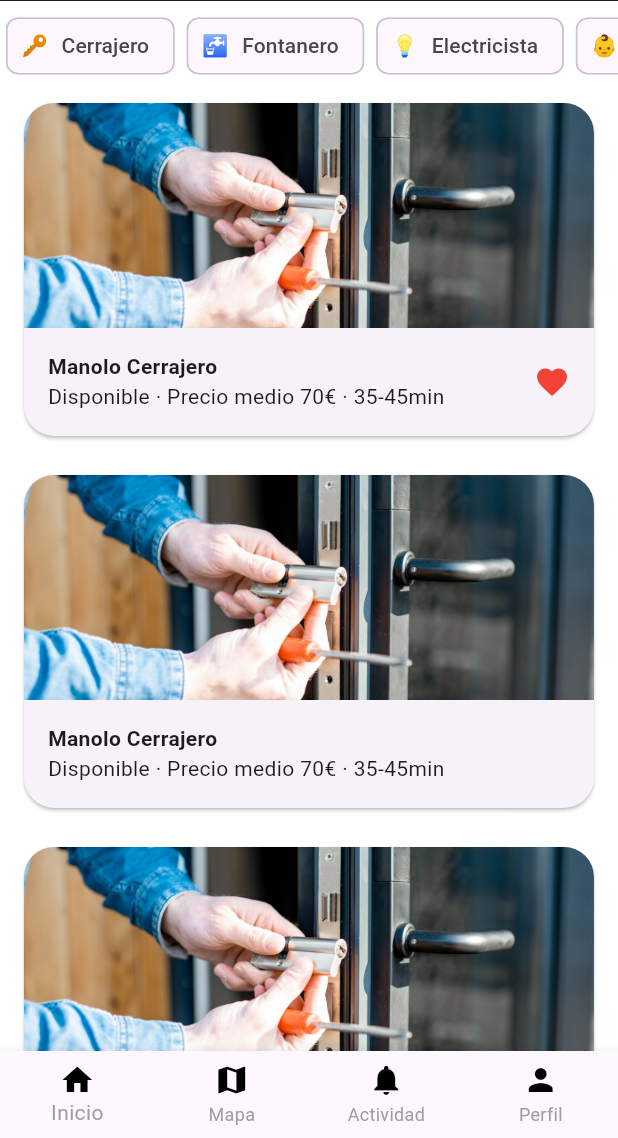
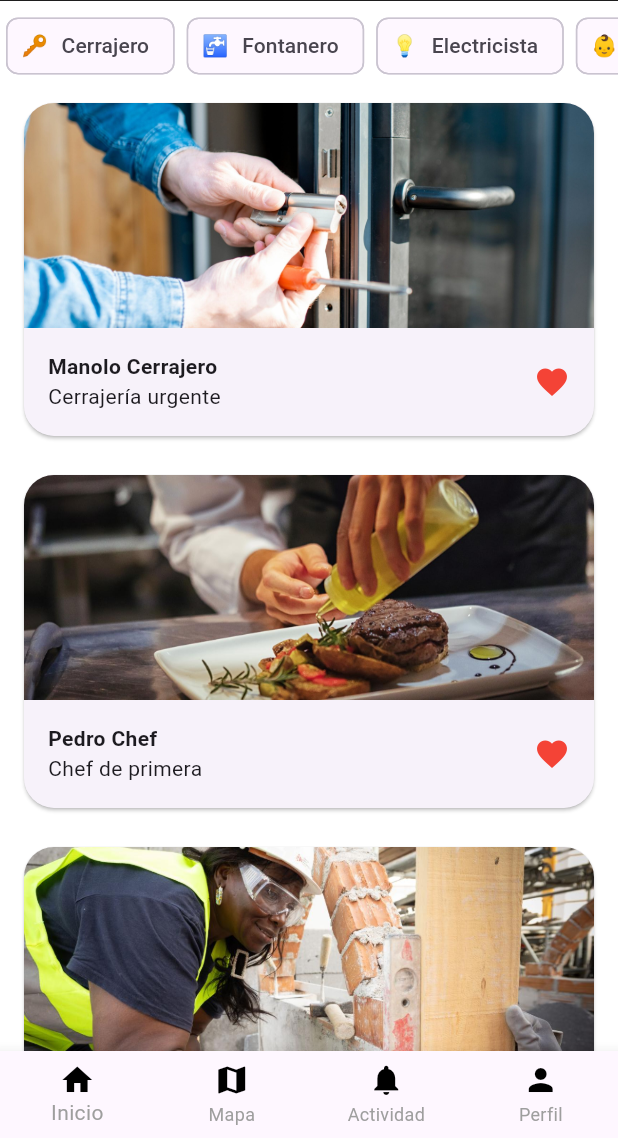
Before and after one commit to amsteradri/Nearvice, a Flutter app: the screen it shows after launch, after a tap on "Iniciar sesión", on a phone screen of 412 x 824 dp, the part 98-1236 px from its top. Run offline on Flutter 3.47's test engine with Material 3 defaults, Android fonts, the phone set to English and light mode, and no system bars; our stand-ins replace flutter_map, flutter_svg, latlong2, table_calendar.

Commit message:
added search funtionality in home page + added different serfices

```diff
--- a/lib/home.dart
+++ b/lib/home.dart
@@ -100,7 +100,14 @@ class _MainPageState extends State<MainPage> {
                         border: InputBorder.none,
                       ),
                       onChanged: (text) {
-                        setState(() {});
+                        setState(() {
+                          // Filtra la lista de servicios en base al texto ingresado
+                          filteredServices = services.where((service) {
+                            // Aquí asumimos que `providerName` es la propiedad que deseas buscar
+                            // Puedes ajustar esto para buscar en diferentes propiedades según tus necesidades
+                            return service.providerName.toLowerCase().contains(text.toLowerCase());
+                          }).toList();
+                        });
                       },
                     ),
                   ),
@@ -146,18 +153,12 @@ class _MainPageState extends State<MainPage> {
             ),
             Expanded(
               child: ListView.separated(
-                itemCount: 6,
+                itemCount: filteredServices.length, // Usa la longitud de la lista de servicios filtrados
                 separatorBuilder: (context, index) => const SizedBox(height: 10),
                 itemBuilder: (context, index) {
+                  Service service = filteredServices[index]; // Usa el servicio filtrado para cada índice
                   return ServiceCard(
-                    service: Service(
-                      providerName: 'Manolo Cerrajero',
-                      serviceName: 'Disponible · Precio medio 70€ · 35-45min',
-                      assetName: 'assets/images/cerrajero.png',
-                      address: '123 Example St, City $index',
-                      phoneNumber: '123-456-7890',
-                      isFavorited: index % 2 == 0,
-                    ),
+                    service: service,
                   );
                 },
               ),
@@ -189,6 +190,45 @@ class Service {
     required this.isFavorited,
   });
 }
+
+List<Service> services = [
+  Service(
+    providerName: 'Manolo Cerrajero',
+    serviceName: 'Cerrajería urgente',
+    assetName: 'assets/images/cerrajero.png',
+    address: 'Calle Falsa 123',
+    phoneNumber: '123-456-7890',
+    isFavorited: true,
+  ),
+  Service(
+    providerName: 'Pedro Chef',
+    serviceName: 'Chef de primera',
+    assetName: 'assets/images/chef.png',
+    address: 'Calle Falsa 123',
+    phoneNumber: '123-456-7890',
+    isFavorited: true,
+  ),
+  Service(
+    providerName: 'Laura Albañil',
+    serviceName: 'Albañileria premium',
+    assetName: 'assets/images/albañil.png',
+    address: 'Calle Falsa 123',
+    phoneNumber: '123-456-7890',
+    isFavorited: true,
+  ),
+  Service(
+    providerName: 'Sara Pastelera',
+    serviceName: 'Cerrajería urgente',
+    assetName: 'assets/images/pastelera.png',
+    address: 'Calle Falsa 123',
+    phoneNumber: '123-456-7890',
+    isFavorited: true,
+  ),
+  // Añade más servicios aquí con diferentes nombres e imágenes
+  // ...
+];
+
+List<Service> filteredServices = List.from(services);
 
 
 
```
Also changed, not shown: assets/images/albañil.png (added), assets/images/chef.png (added), assets/images/pastelera.png (added).
